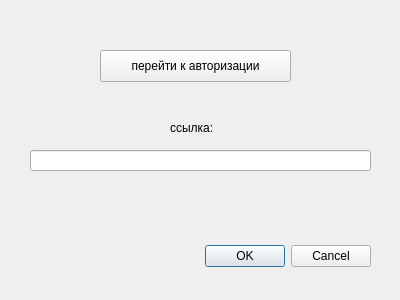
The window that logindialog.ui (Vladislav-S/vk) describes before a commit, drawn with Qt 5.
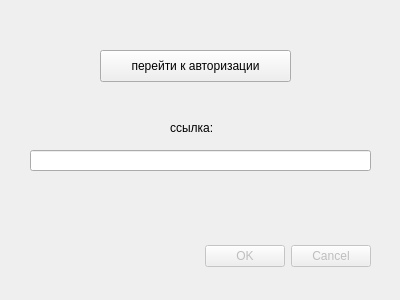
The same window after the commit.

Diff of the .ui file:
```diff
--- a/logindialog.ui
+++ b/logindialog.ui
@@ -2,6 +2,9 @@
 <ui version="4.0">
  <class>loginDialog</class>
  <widget class="QDialog" name="loginDialog">
+  <property name="enabled">
+   <bool>true</bool>
+  </property>
   <property name="geometry">
    <rect>
     <x>0</x>
@@ -14,6 +17,9 @@
    <string>Dialog</string>
   </property>
   <widget class="QDialogButtonBox" name="buttonBox">
+   <property name="enabled">
+    <bool>false</bool>
+   </property>
    <property name="geometry">
     <rect>
      <x>30</x>
```
Left out of the diff: 16 changed lines with no effect on the pictures.
